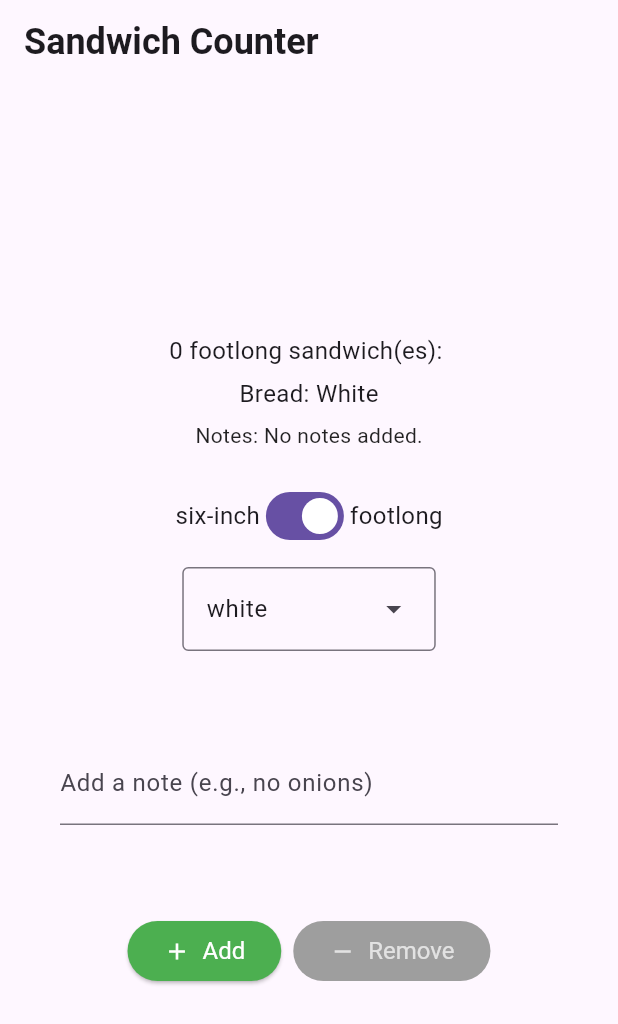
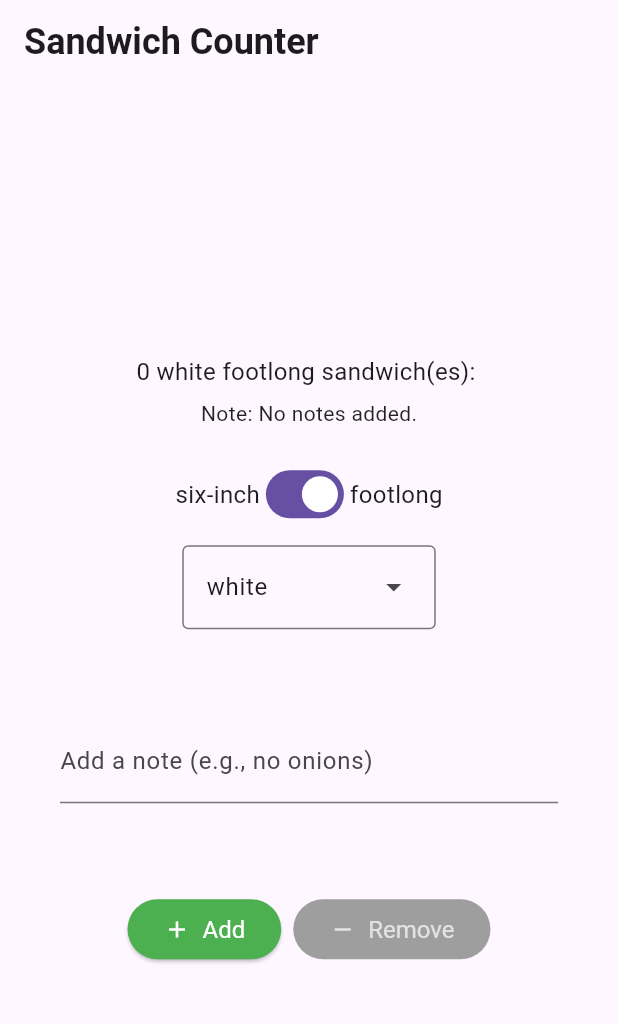
Before and after one commit to lllouislouislouis/sandwich_shop, a Flutter app: the screen it shows after launch, on a phone screen of 412 x 824 dp. Shown: the top 1024 px of the screen. Run offline on Flutter 3.47's test engine with Material 3 defaults, Android fonts, the phone set to English and light mode, and no system bars.

Commit message:
Update OrderItemDisplay to include bread type in display and adjust note formatting

```diff
--- a/lib/main.dart
+++ b/lib/main.dart
@@ -234,20 +234,20 @@ class OrderItemDisplay extends StatelessWidget {
 
   @override
   Widget build(BuildContext context) {
+    final String bread =
+        breadType?.name ?? 'unknown'; // uses enum name (lowercase)
     final String sandwichIcons = '🥪' * quantity;
     return Column(
       mainAxisSize: MainAxisSize.min,
       children: [
-        Text('$quantity $itemType sandwich(es): $sandwichIcons',
+        // Match test expectation: "0 white footlong sandwich(es): " etc.
+        Text('$quantity $bread $itemType sandwich(es): $sandwichIcons',
             style: normalText),
-        if (breadType != null) ...[
-          const SizedBox(height: 6),
-          Text('Bread: ${breadTypeToLabel(breadType!)}', style: normalText),
-        ],
         if (note != null && note!.trim().isNotEmpty) ...[
           const SizedBox(height: 6),
+          // Match test expectation: "Note: Extra mayo"
           Text(
-            'Notes: ${note!}',
+            'Note: ${note!}',
             style: const TextStyle(
               fontSize: 14.0,
               color: Colors.black87,
```
